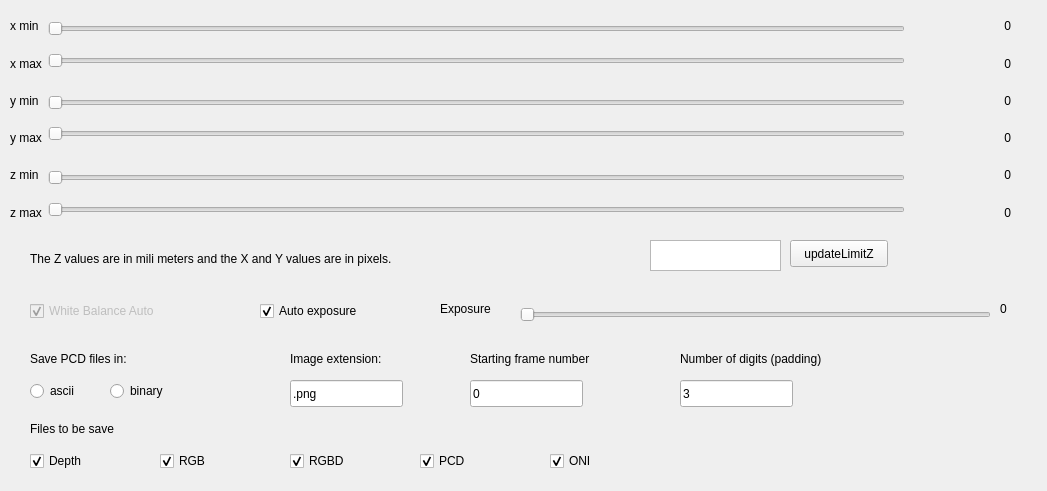
cvlabbonn/tools_openni2, file ui/sliders.ui: the form before one commit.
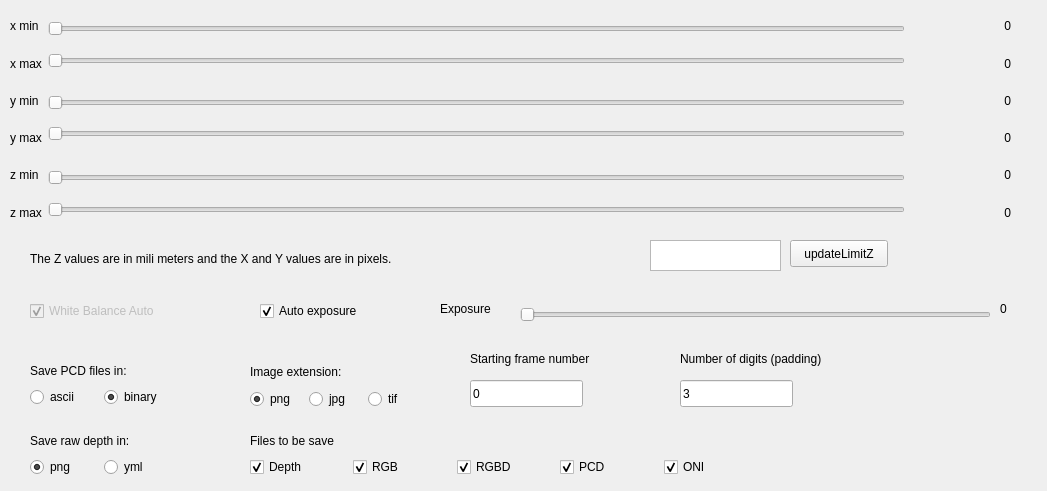
The form after the commit.

```diff
--- a/ui/sliders.ui
+++ b/ui/sliders.ui
@@ -417,32 +417,6 @@
     <string>0</string>
    </property>
   </widget>
-  <widget class="QLabel" name="label_9">
-   <property name="geometry">
-    <rect>
-     <x>30</x>
-     <y>350</y>
-     <width>121</width>
-     <height>17</height>
-    </rect>
-   </property>
-   <property name="text">
-    <string>Save PCD files in:</string>
-   </property>
-  </widget>
-  <widget class="QLabel" name="label_10">
-   <property name="geometry">
-    <rect>
-     <x>290</x>
-     <y>350</y>
-     <width>131</width>
-     <height>17</height>
-    </rect>
-   </property>
-   <property name="text">
-    <string>Image extension:</string>
-   </property>
-  </widget>
   <widget class="QLabel" name="label_11">
    <property name="geometry">
     <rect>
@@ -469,51 +443,6 @@
     <string>Number of digits (padding)</string>
    </property>
   </widget>
-  <widget class="QRadioButton" name="asciiRadioButton">
-   <property name="geometry">
-    <rect>
-     <x>30</x>
-     <y>380</y>
-     <width>61</width>
-     <height>22</height>
-    </rect>
-   </property>
-   <property name="text">
-    <string>ascii</string>
-   </property>
-   <attribute name="buttonGroup">
-    <string notr="true">buttonGroup</string>
-   </attribute>
-  </widget>
-  <widget class="QRadioButton" name="binaryRadioButton">
-   <property name="geometry">
-    <rect>
-     <x>110</x>
-     <y>380</y>
-     <width>81</width>
-     <height>22</height>
-    </rect>
-   </property>
-   <property name="text">
-    <string>binary</string>
-   </property>
-   <attribute name="buttonGroup">
-    <string notr="true">buttonGroup</string>
-   </attribute>
-  </widget>
-  <widget class="QLineEdit" name="image_extension">
-   <property name="geometry">
-    <rect>
-     <x>290</x>
-     <y>380</y>
-     <width>113</width>
-     <height>27</height>
-    </rect>
-   </property>
-   <property name="text">
-    <string>.png</string>
-   </property>
-  </widget>
   <widget class="QLineEdit" name="starting_frame">
    <property name="geometry">
     <rect>
@@ -540,98 +469,211 @@
     <string>3</string>
    </property>
   </widget>
-  <widget class="QLabel" name="label_13">
+  <widget class="QWidget" name="">
    <property name="geometry">
     <rect>
-     <x>30</x>
-     <y>420</y>
-     <width>111</width>
-     <height>17</height>
+     <x>250</x>
+     <y>430</y>
+     <width>511</width>
+     <height>47</height>
     </rect>
    </property>
-   <property name="text">
-    <string>Files to be save</string>
-   </property>
+   <layout class="QGridLayout" name="gridLayout">
+    <item row="0" column="0">
+     <widget class="QLabel" name="label_13">
+      <property name="text">
+       <string>Files to be save</string>
+      </property>
+     </widget>
+    </item>
+    <item row="1" column="1">
+     <widget class="QCheckBox" name="rgb_checkbox">
+      <property name="text">
+       <string>RGB</string>
+      </property>
+      <property name="checked">
+       <bool>true</bool>
+      </property>
+     </widget>
+    </item>
+    <item row="1" column="3">
+     <widget class="QCheckBox" name="pcd_checkbox">
+      <property name="text">
+       <string>PCD</string>
+      </property>
+      <property name="checked">
+       <bool>true</bool>
+      </property>
+     </widget>
+    </item>
+    <item row="1" column="2">
+     <widget class="QCheckBox" name="rgbd_checkbox">
+      <property name="text">
+       <string>RGBD</string>
+      </property>
+      <property name="checked">
+       <bool>true</bool>
+      </property>
+     </widget>
+    </item>
+    <item row="1" column="4">
+     <widget class="QCheckBox" name="oni_checkbox">
+      <property name="text">
+       <string>ONI</string>
+      </property>
+      <property name="checked">
+       <bool>true</bool>
+      </property>
+     </widget>
+    </item>
+    <item row="1" column="0">
+     <widget class="QCheckBox" name="depth_checkbox">
+      <property name="text">
+       <string>Depth</string>
+      </property>
+      <property name="checked">
+       <bool>true</bool>
+      </property>
+     </widget>
+    </item>
+   </layout>
   </widget>
-  <widget class="QCheckBox" name="depth_checkbox">
+  <widget class="QWidget" name="">
    <property name="geometry">
     <rect>
      <x>30</x>
-     <y>450</y>
-     <width>97</width>
-     <height>22</height>
+     <y>430</y>
+     <width>141</width>
+     <height>47</height>
     </rect>
    </property>
-   <property name="text">
-    <string>Depth</string>
-   </property>
-   <property name="checked">
-    <bool>true</bool>
-   </property>
+   <layout class="QGridLayout" name="gridLayout_2">
+    <item row="0" column="0" colspan="2">
+     <widget class="QLabel" name="label_14">
+      <property name="text">
+       <string>Save raw depth in:</string>
+      </property>
+     </widget>
+    </item>
+    <item row="1" column="0">
+     <widget class="QRadioButton" name="png_depth">
+      <property name="text">
+       <string>png</string>
+      </property>
+      <property name="checked">
+       <bool>true</bool>
+      </property>
+     </widget>
+    </item>
+    <item row="1" column="1">
+     <widget class="QRadioButton" name="yml_depth">
+      <property name="text">
+       <string>yml</string>
+      </property>
+     </widget>
+    </item>
+   </layout>
   </widget>
-  <widget class="QCheckBox" name="rgb_checkbox">
+  <widget class="QWidget" name="">
    <property name="geometry">
     <rect>
-     <x>160</x>
-     <y>450</y>
-     <width>97</width>
-     <height>22</height>
+     <x>30</x>
+     <y>360</y>
+     <width>141</width>
+     <height>47</height>
     </rect>
    </property>
-   <property name="text">
-    <string>RGB</string>
-   </property>
-   <property name="checked">
-    <bool>true</bool>
-   </property>
+   <layout class="QGridLayout" name="gridLayout_3">
+    <item row="0" column="0" colspan="2">
+     <widget class="QLabel" name="label_9">
+      <property name="text">
+       <string>Save PCD files in:</string>
+      </property>
+     </widget>
+    </item>
+    <item row="1" column="0">
+     <widget class="QRadioButton" name="asciiRadioButton">
+      <property name="text">
+       <string>ascii</string>
+      </property>
+      <property name="checked">
+       <bool>false</bool>
+      </property>
+      <attribute name="buttonGroup">
+       <string notr="true">buttonGroup</string>
+      </attribute>
+     </widget>
+    </item>
+    <item row="1" column="1">
+     <widget class="QRadioButton" name="binaryRadioButton">
+      <property name="text">
+       <string>binary</string>
+      </property>
+      <property name="checked">
+       <bool>true</bool>
+      </property>
+      <attribute name="buttonGroup">
+       <string notr="true">buttonGroup</string>
+      </attribute>
+     </widget>
+    </item>
+   </layout>
   </widget>
-  <widget class="QCheckBox" name="rgbd_checkbox">
+  <widget class="QWidget" name="">
    <property name="geometry">
     <rect>
-     <x>290</x>
-     <y>450</y>
-     <width>97</width>
-     <height>22</height>
+     <x>250</x>
+     <y>360</y>
+     <width>171</width>
+     <height>49</height>
     </rect>
    </property>
-   <property name="text">
-    <string>RGBD</string>
-   </property>
-   <property name="checked">
-    <bool>true</bool>
-   </property>
-  </widget>
-  <widget class="QCheckBox" name="pcd_checkbox">
-   <property name="geometry">
-    <rect>
-     <x>420</x>
-     <y>450</y>
-     <width>97</width>
-     <height>22</height>
-    </rect>
-   </property>
-   <property name="text">
-    <string>PCD</string>
-   </property>
-   <property name="checked">
-    <bool>true</bool>
-   </property>
-  </widget>
-  <widget class="QCheckBox" name="oni_checkbox">
-   <property name="geometry">
-    <rect>
-     <x>550</x>
-     <y>450</y>
-     <width>97</width>
-     <height>22</height>
-    </rect>
-   </property>
-   <property name="text">
-    <string>ONI</string>
-   </property>
-   <property name="checked">
-    <bool>true</bool>
-   </property>
+   <layout class="QGridLayout" name="gridLayout_5">
+    <item row="1" column="0">
+     <layout class="QGridLayout" name="gridLayout_4">
+      <item row="0" column="2">
+       <widget class="QRadioButton" name="tif_rgb">
+        <property name="text">
+         <string>tif</string>
+        </property>
+        <attribute name="buttonGroup">
+         <string notr="true">buttonGroup_2</string>
+        </attribute>
+       </widget>
+      </item>
+      <item row="0" column="0">
+       <widget class="QRadioButton" name="png_rgb">
+        <property name="text">
+         <string>png</string>
+        </property>
+        <property name="checked">
+         <bool>true</bool>
+        </property>
+        <attribute name="buttonGroup">
+         <string notr="true">buttonGroup_2</string>
+        </attribute>
+       </widget>
+      </item>
+      <item row="0" column="1">
+       <widget class="QRadioButton" name="jpg_rgb">
+        <property name="text">
+         <string>jpg</string>
+        </property>
+        <attribute name="buttonGroup">
+         <string notr="true">buttonGroup_2</string>
+        </attribute>
+       </widget>
+      </item>
+     </layout>
+    </item>
+    <item row="0" column="0">
+     <widget class="QLabel" name="label_10">
+      <property name="text">
+       <string>Image extension:</string>
+      </property>
+     </widget>
+    </item>
+   </layout>
   </widget>
  </widget>
  <resources/>
```
Left out of the diff: 1 changed line with no effect on the pictures.
